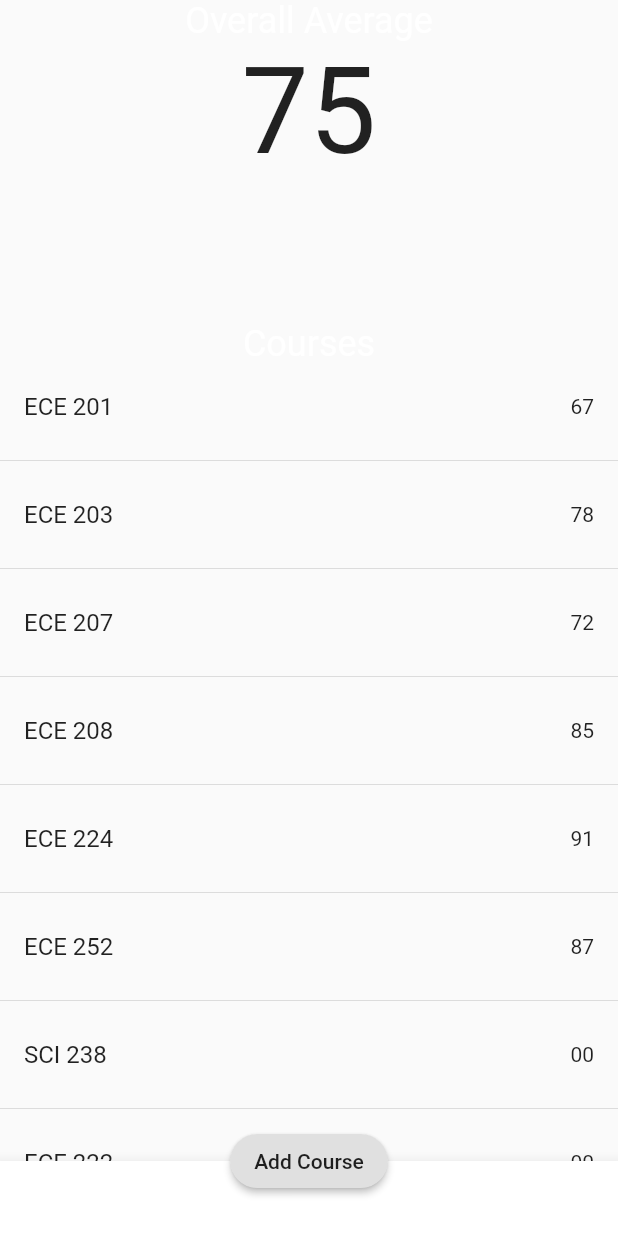
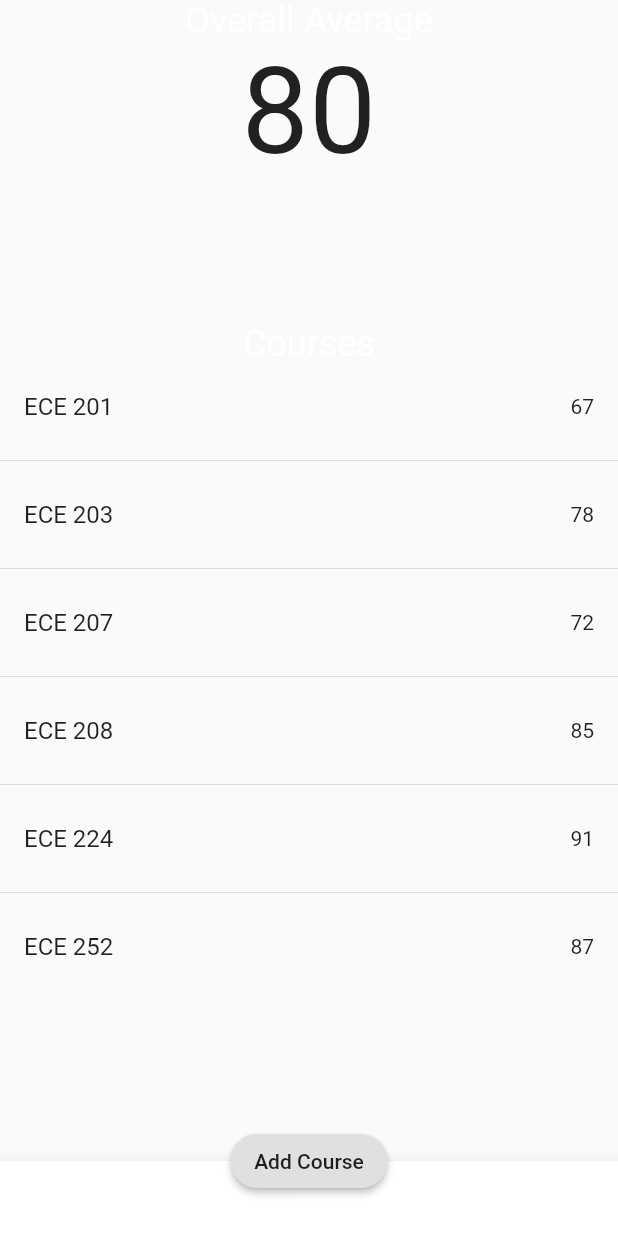
Before and after one commit to AnthonyH93/Tracademic, a Flutter app: the CoursesPage screen opened directly, on a phone screen of 412 x 824 dp. Run offline on Flutter 3.47's test engine with Material 2 defaults, Android fonts, the phone set to English and light mode, and no system bars; our stand-ins replace sqflite; missing offline and left inert: draw_graph; accounts and stored records are empty.

Commit message:
Calculate average app-side

```diff
--- a/tracademic_app/lib/Courses.dart
+++ b/tracademic_app/lib/Courses.dart
@@ -9,14 +9,19 @@ class CoursesPage extends StatefulWidget {
 
 class _CoursesPageState extends State<CoursesPage> {
   @override
-
   Widget build(BuildContext context) {
+    num average = 0;
+    for(var i = 0; i < Constants.courses_courses_grades.length; i++){
+      average += Constants.courses_courses_grades[i];
+    }
+    average /= Constants.courses_courses_grades.length;
+    int rounded_average = average.toInt();
     Widget averageSection = Container(
       height: 215,
       child: Column(
         children: <Widget>[
           Text("Overall Average", style: TextStyle(fontSize: 24, color: Colors.white)),
-          Text("75", style: TextStyle(fontSize: 80))
+          Text(rounded_average.toString(), style: TextStyle(fontSize: 80))
         ]
       ),
     );
--- a/tracademic_app/lib/constants.dart
+++ b/tracademic_app/lib/constants.dart
@@ -65,5 +65,5 @@ final List<Feature> features = [
 ];
 
 //Constants for Courses.dart
-final List<String> courses_courses = <String>['ECE 201', 'ECE 203', 'ECE 207', 'ECE 208', 'ECE 224', 'ECE 252', 'SCI 238', 'ECE 222', 'ECE 222', 'ECE 222'];
-final List<String> courses_courses_grades = <String>['67', '78', '72', '85', '91', '87', '00', '00', '00', '00'];
+final List<String> courses_courses = <String>['ECE 201', 'ECE 203', 'ECE 207', 'ECE 208', 'ECE 224', 'ECE 252'];
+final List<int> courses_courses_grades = <int>[67, 78, 72, 85, 91, 87];
--- a/tracademic_app/lib/main.dart
+++ b/tracademic_app/lib/main.dart
@@ -1,4 +1,5 @@
 import 'package:flutter/material.dart';
+import 'package:tracademic_app/Courses.dart';
 import 'database/DatabaseHelper.dart';
 import 'graphs.dart';
 
@@ -36,7 +37,7 @@ class MyApp extends StatelessWidget {
         ),
         body: Padding(
           padding: EdgeInsets.fromLTRB(40, 50, 40, 0),
-          child: LoginPage(),
+          child: CoursesPage(),
         ),
       ),
     );
```
